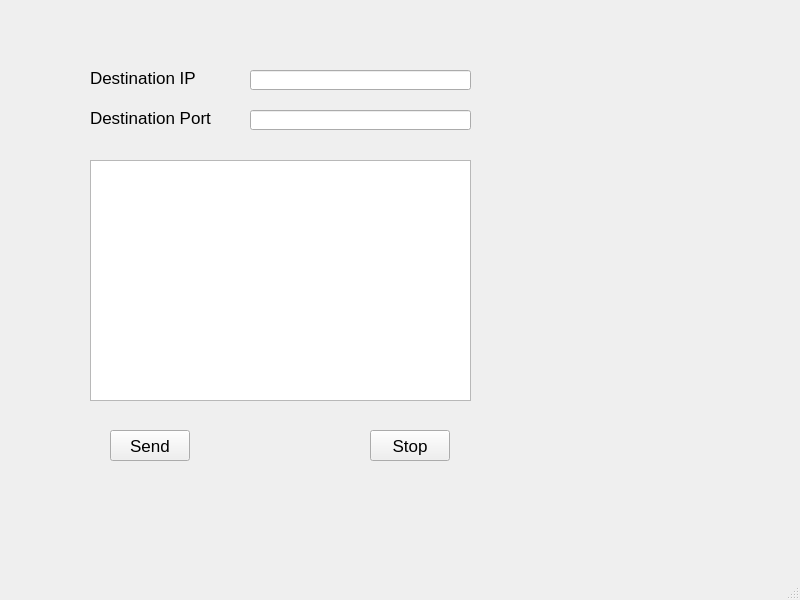
Above: mainwindow.ui from DIWEIKA/QtDemo_UDP_v3.1.0 before the change. Below: the same form after it.
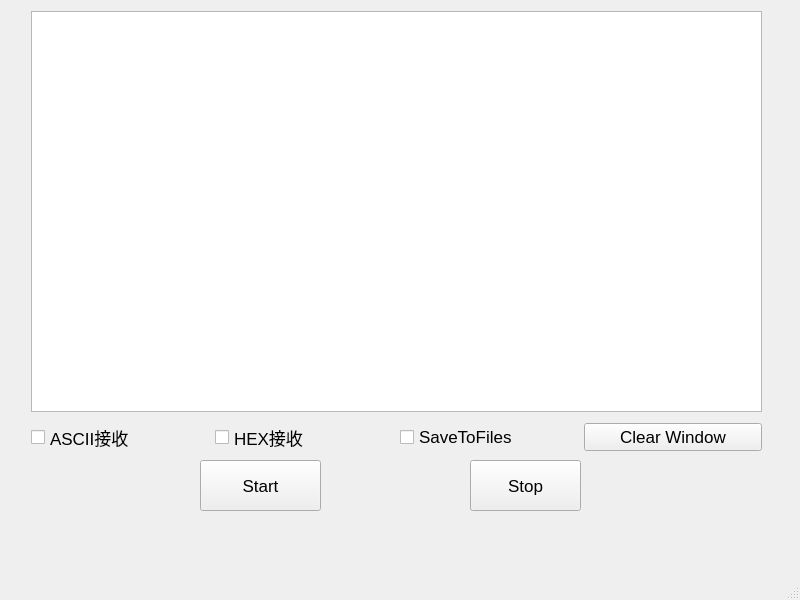
That is the form after the change.

Diff of the .ui file:
```diff
--- a/mainwindow.ui
+++ b/mainwindow.ui
@@ -19,77 +19,26 @@
    <string>MainWindow</string>
   </property>
   <widget class="QWidget" name="centralwidget">
-   <widget class="QLabel" name="label">
+   <widget class="QPushButton" name="pushButton_Start">
     <property name="geometry">
      <rect>
-      <x>90</x>
-      <y>70</y>
-      <width>191</width>
-      <height>16</height>
+      <x>200</x>
+      <y>460</y>
+      <width>121</width>
+      <height>51</height>
      </rect>
     </property>
-    <property name="font">
-     <font>
-      <pointsize>13</pointsize>
-     </font>
-    </property>
     <property name="text">
-     <string>Destination IP</string>
-    </property>
-   </widget>
-   <widget class="QLabel" name="label_2">
-    <property name="geometry">
-     <rect>
-      <x>90</x>
-      <y>110</y>
-      <width>191</width>
-      <height>16</height>
-     </rect>
-    </property>
-    <property name="text">
-     <string>Destination Port</string>
-    </property>
-   </widget>
-   <widget class="QLineEdit" name="lineEdit_Ip">
-    <property name="geometry">
-     <rect>
-      <x>250</x>
-      <y>70</y>
-      <width>221</width>
-      <height>20</height>
-     </rect>
-    </property>
-   </widget>
-   <widget class="QLineEdit" name="lineEdit_Port">
-    <property name="geometry">
-     <rect>
-      <x>250</x>
-      <y>110</y>
-      <width>221</width>
-      <height>20</height>
-     </rect>
-    </property>
-   </widget>
-   <widget class="QPushButton" name="pushButton_Send">
-    <property name="geometry">
-     <rect>
-      <x>110</x>
-      <y>430</y>
-      <width>80</width>
-      <height>31</height>
-     </rect>
-    </property>
-    <property name="text">
-     <string>Send</string>
+     <string>Start</string>
     </property>
    </widget>
    <widget class="QPushButton" name="pushButton_Stop">
     <property name="geometry">
      <rect>
-      <x>370</x>
-      <y>430</y>
-      <width>80</width>
-      <height>31</height>
+      <x>470</x>
+      <y>460</y>
+      <width>111</width>
+      <height>51</height>
      </rect>
     </property>
     <property name="text">
@@ -99,13 +48,53 @@
    <widget class="QPlainTextEdit" name="textEdit_Msg">
     <property name="geometry">
      <rect>
-      <x>90</x>
-      <y>160</y>
-      <width>381</width>
-      <height>241</height>
+      <x>31</x>
+      <y>11</y>
+      <width>731</width>
+      <height>401</height>
      </rect>
     </property>
    </widget>
+   <widget class="QWidget" name="">
+    <property name="geometry">
+     <rect>
+      <x>31</x>
+      <y>421</y>
+      <width>731</width>
+      <height>33</height>
+     </rect>
+    </property>
+    <layout class="QHBoxLayout" name="horizontalLayout">
+     <item>
+      <widget class="QCheckBox" name="checkBox_ASCII">
+       <property name="text">
+        <string>ASCII接收</string>
+       </property>
+      </widget>
+     </item>
+     <item>
+      <widget class="QCheckBox" name="checkBox_Hex">
+       <property name="text">
+        <string>HEX接收</string>
+       </property>
+      </widget>
+     </item>
+     <item>
+      <widget class="QCheckBox" name="checkBox_Save">
+       <property name="text">
+        <string>SaveToFiles</string>
+       </property>
+      </widget>
+     </item>
+     <item>
+      <widget class="QPushButton" name="pushButton_Clear">
+       <property name="text">
+        <string>Clear Window</string>
+       </property>
+      </widget>
+     </item>
+    </layout>
+   </widget>
   </widget>
   <widget class="QMenuBar" name="menubar">
    <property name="geometry">
```
Left out of the diff: 2 changed lines with no effect on the pictures.
